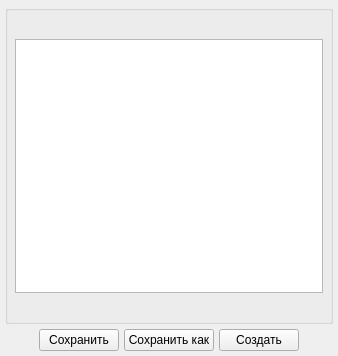
This is phx-cnc-ui-mainform/src/CXEditPathFile.ui in superkulpa/phx-cnc-ui as Qt 5 draws it before an edit. The edited form follows.
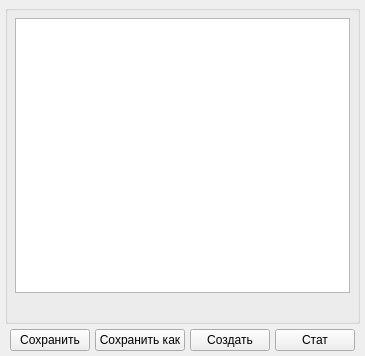
This is the edited form. Custom widgets are drawn as their Qt base class.

```diff
--- a/phx-cnc-ui-mainform/src/CXEditPathFile.ui
+++ b/phx-cnc-ui-mainform/src/CXEditPathFile.ui
@@ -6,7 +6,7 @@
    <rect>
     <x>0</x>
     <y>0</y>
-    <width>338</width>
+    <width>344</width>
     <height>356</height>
    </rect>
   </property>
@@ -20,8 +20,8 @@
    <property name="spacing">
     <number>5</number>
    </property>
-   <item row="0" column="0" colspan="5">
-    <widget class="QGroupBox" name="groupBox_2">
+   <item row="0" column="0" colspan="6">
+    <widget class="QGroupBox" name="mTitleGroup">
      <property name="title">
       <string/>
      </property>
@@ -32,13 +32,6 @@
       <property name="margin">
        <number>7</number>
       </property>
-      <item>
-       <widget class="QLabel" name="mTitleLabel">
-        <property name="text">
-         <string/>
-        </property>
-       </widget>
-      </item>
       <item>
        <widget class="QTextEdit" name="mTextEdit">
         <property name="textInteractionFlags">
@@ -76,7 +69,7 @@
      </property>
     </widget>
    </item>
-   <item row="1" column="4">
+   <item row="1" column="5">
     <spacer name="horizontalSpacer_2">
      <property name="orientation">
       <enum>Qt::Horizontal</enum>
@@ -103,8 +96,22 @@
      </property>
     </widget>
    </item>
+   <item row="1" column="4">
+    <widget class="CXTouchButton" name="mStatButton">
+     <property name="text">
+      <string>Стат</string>
+     </property>
+    </widget>
+   </item>
   </layout>
  </widget>
+ <customwidgets>
+  <customwidget>
+   <class>CXTouchButton</class>
+   <extends>QPushButton</extends>
+   <header>cxtouchbutton.h</header>
+  </customwidget>
+ </customwidgets>
  <resources/>
  <connections/>
 </ui>
```
Left out of the diff: 6 changed lines with no effect on the pictures.
